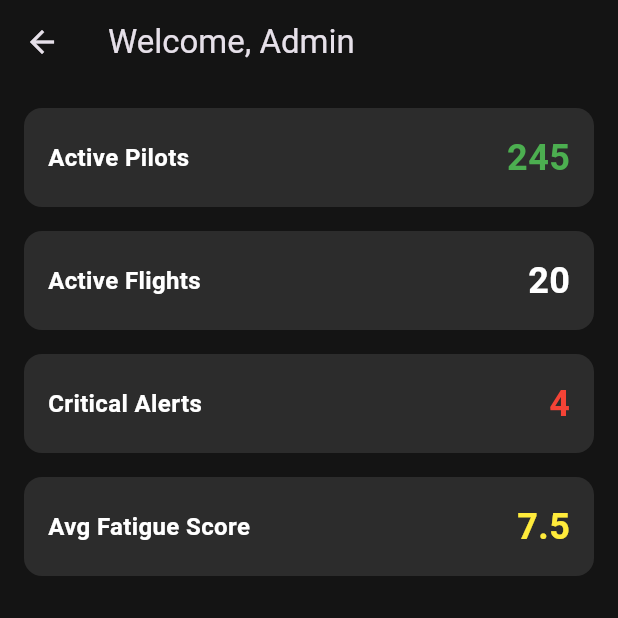
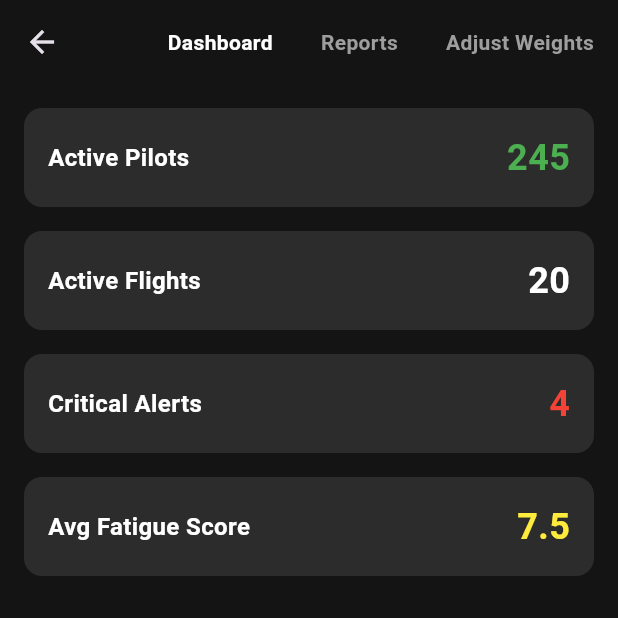
Before and after one commit to TalhaShahid004/Pilot-Fatigue-Management-System-DBMS, a Flutter app: the AdminDashboardScreen screen opened by its route, on a phone screen of 412 x 824 dp, the top half of it. Run offline on Flutter 3.47's test engine with Material 3 defaults, Android fonts, the phone set to English and light mode, and no system bars; our stand-ins replace cloud_firestore, firebase_auth, firebase_core; accounts and stored records are empty.

Commit message:
added app bar and switching screens for admin dashboard.

```diff
--- a/src/lib/Admin Screens/admin_dashboard.dart
+++ b/src/lib/Admin Screens/admin_dashboard.dart
@@ -1,7 +1,98 @@
+// import 'package:flutter/material.dart';
+
+// class AdminDashboardScreen extends StatelessWidget {
+//   const AdminDashboardScreen({super.key});
+
+//   @override
+//   Widget build(BuildContext context) {
+//     return Scaffold(
+//       backgroundColor: const Color(0xFF141414),
+//       appBar: AppBar(
+//         title: const Text('Welcome, Admin'),
+//         backgroundColor: const Color(0xFF141414),
+//       ),
+//       body: Padding(
+//         padding: const EdgeInsets.all(16.0),
+//         child: Column(
+//           crossAxisAlignment: CrossAxisAlignment.start,
+//           children: [
+//             _buildInfoCard(
+//               title: 'Active Pilots',
+//               value: '245',
+//               color: Colors.green,
+//             ),
+//             const SizedBox(height: 16),
+//             _buildInfoCard(
+//               title: 'Active Flights',
+//               value: '20',
+//               color: Colors.white,
+//             ),
+//             const SizedBox(height: 16),
+//             _buildInfoCard(
+//               title: 'Critical Alerts',
+//               value: '4',
+//               color: Colors.red,
+//             ),
+//             const SizedBox(height: 16),
+//             _buildInfoCard(
+//               title: 'Avg Fatigue Score',
+//               value: '7.5',
+//               color: Colors.yellow,
+//             ),
+//           ],
+//         ),
+//       ),
+//     );
+//   }
+
+//   Widget _buildInfoCard({
+//     required String title,
+//     required String value,
+//     required Color color,
+//   }) {
+//     return Container(
+//       width: double.infinity,
+//       padding: const EdgeInsets.all(16),
+//       decoration: BoxDecoration(
+//         color: const Color(0xFF2C2C2C),
+//         borderRadius: BorderRadius.circular(12),
+//       ),
+//       child: Row(
+//         mainAxisAlignment: MainAxisAlignment.spaceBetween,
+//         children: [
+//           Text(
+//             title,
+//             style: const TextStyle(
+//               fontSize: 16,
+//               fontWeight: FontWeight.bold,
+//               color: Colors.white,
+//             ),
+//           ),
+//           Text(
+//             value,
+//             style: TextStyle(
+//               fontSize: 24,
+//               fontWeight: FontWeight.bold,
+//               color: color,
+//             ),
+//           ),
+//         ],
+//       ),
+//     );
+//   }
+// }
+
 import 'package:flutter/material.dart';
+import 'adjust_weights.dart';
+import 'admin_reports.dart';
 
-class AdminDashboardScreen extends StatelessWidget {
-  const AdminDashboardScreen({super.key});
+class AdminDashboardScreen extends StatefulWidget {
+  @override
+  _AdminDashboardScreenState createState() => _AdminDashboardScreenState();
+}
+
+class _AdminDashboardScreenState extends State<AdminDashboardScreen> {
+  int _selectedIndex = 0;
 
   @override
   Widget build(BuildContext context) {
@@ -10,10 +101,83 @@ class AdminDashboardScreen extends StatelessWidget {
       appBar: AppBar(
         title: const Text('Welcome, Admin'),
         backgroundColor: const Color(0xFF141414),
+        actions: [
+          _buildNavItem(
+            title: 'Dashboard',
+            onTap: () => _navigateTo(0),
+          ),
+          _buildNavItem(
+            title: 'Reports',
+            onTap: () => _navigateTo(1),
+          ),
+          _buildNavItem(
+            title: 'Adjust Weights',
+            onTap: () => _navigateTo(2),
+          ),
+        ],
       ),
       body: Padding(
         padding: const EdgeInsets.all(16.0),
-        child: Column(
+        child: _getCurrentScreen(),
+      ),
+    );
+  }
+
+  Widget _buildNavItem({
+    required String title,
+    required VoidCallback onTap,
+  }) {
+    return GestureDetector(
+      onTap: onTap,
+      child: Padding(
+        padding: const EdgeInsets.symmetric(horizontal: 16.0, vertical: 12.0),
+        child: Text(
+          title,
+          style: TextStyle(
+            color: _selectedIndex == _getIndexFromTitle(title)
+                ? Colors.white
+                : Colors.grey,
+            fontWeight: FontWeight.bold,
+          ),
+        ),
+      ),
+    );
+  }
+
+  int _getIndexFromTitle(String title) {
+    switch (title) {
+      case 'Dashboard':
+        return 0;
+      case 'Reports':
+        return 1;
+      case 'Adjust Weights':
+        return 2;
+      default:
+        return 0;
+    }
+  }
+
+  void _navigateTo(int index) {
+    setState(() {
+      _selectedIndex = index;
+    });
+  }
+
+  Widget _getCurrentScreen() {
+    switch (_selectedIndex) {
+      case 0:
+        return _buildDashboardScreen();
+      case 1:
+        return ReportsScreen();
+      case 2:
+        return WeightAdjustmentScreen();
+      default:
+        return _buildDashboardScreen();
+    }
+  }
+
+  Widget _buildDashboardScreen() {
+    return Column(
       crossAxisAlignment: CrossAxisAlignment.start,
       children: [
         _buildInfoCard(
@@ -40,8 +204,6 @@ class AdminDashboardScreen extends StatelessWidget {
           color: Colors.yellow,
         ),
       ],
-        ),
-      ),
     );
   }
 
--- a/src/lib/main.dart
+++ b/src/lib/main.dart
@@ -20,6 +20,8 @@ import 'Operations Screens/Flight_Lists/moderate_flights.dart';
 import 'Operations Screens/Flight_Lists/healthy_flights.dart';
 
 import 'Admin Screens/admin_dashboard.dart';
+import 'Admin Screens/adjust_weights.dart';
+import 'Admin Screens/admin_reports.dart';
 
 import 'package:firebase_core/firebase_core.dart';
 
@@ -87,12 +89,15 @@ class MyApp extends StatelessWidget {
             const ModerateRiskFlightsScreen(),
         '/healthy_risk_flights': (context) => const HealthyRiskFlightsScreen(),
         '/flight_details_operations': (context) => const FlightDetailsScreen(),
-        'fatigue_details': (context) => const FatigueDetailsScreen(flightId: 'PK301'),
+        'fatigue_details': (context) =>
+            const FatigueDetailsScreen(flightId: 'PK301'),
         '/profile': (context) => const ProfileScreen(),
         '/operation_profile': (context) => const OperationsProfileScreen(),
         '/operation_dashboard': (context) => const OperationsDashboardScreen(),
         '/flight_details_pilot': (context) => const PilotFlightDetailsScreen(),
-        '/admin_dashboard': (context) => const AdminDashboardScreen(),
+        '/admin_dashboard': (context) => AdminDashboardScreen(),
+        '/adjust_weights': (context) => WeightAdjustmentScreen(),
+        '/admin_reports': (context) => ReportsScreen(),
       },
     );
   }
```
Also changed, not shown: src/lib/Admin Screens/adjust_weights.dart (added, +23 -0 lines), src/lib/Admin Screens/admin_reports.dart (added, +23 -0 lines). Lines whose indentation alone changed are shown as unchanged.
